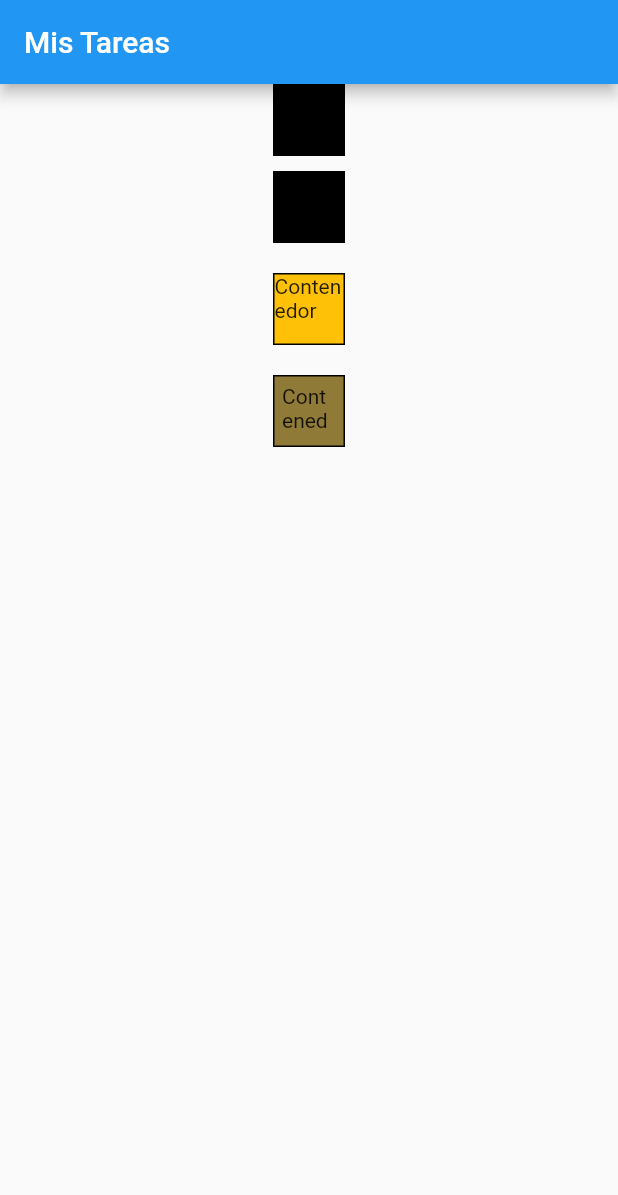
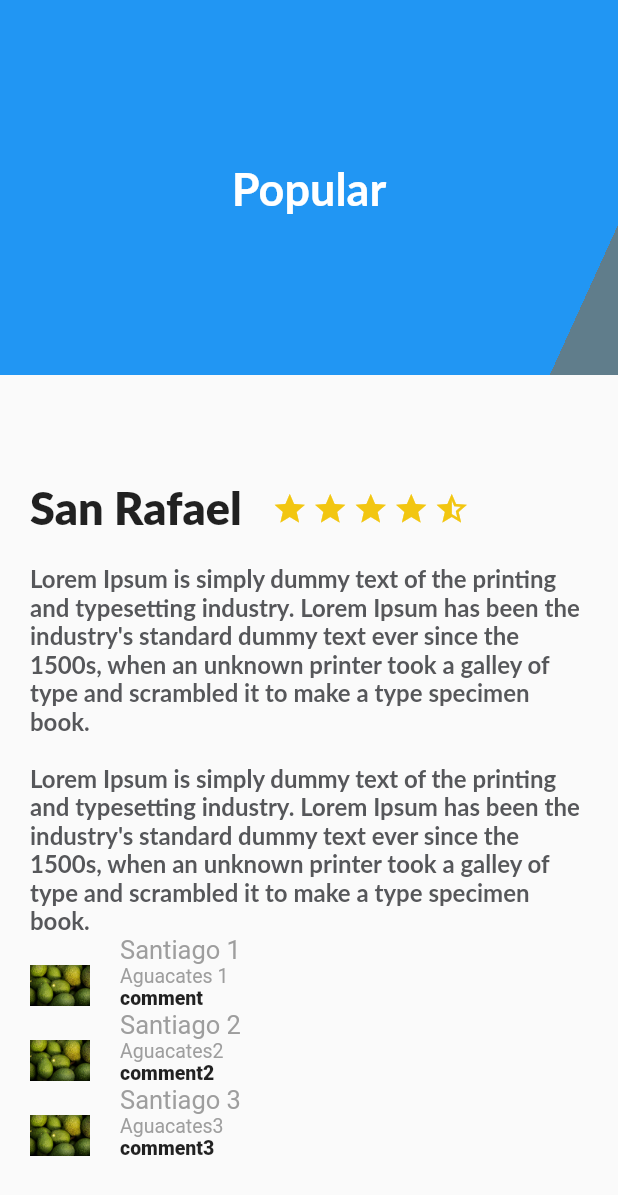
Before and after one commit to saurmo/dllo-movil-flutter, a Flutter app: the screen it shows after launch, on a phone screen of 412 x 824 dp. Shown: the top 1195 px of the screen. Run offline on Flutter 3.47's test engine with Material 2 defaults, Android fonts, the phone set to English and light mode, and no system bars; Roboto replaces fonts that are missing (Lato).

Commit message:
Se agrega fuentes y gradient

```diff
--- a/lib/example/container.dart
+++ b/lib/bases/container.dart
@@ -1,6 +1,8 @@
 import 'package:flutter/material.dart';
 
 class Containers extends StatelessWidget {
+  const Containers({super.key});
+
   @override
   Widget build(BuildContext context) {
     return Column(
--- /dev/null
+++ b/lib/layout_1/description_place.dart
@@ -0,0 +1,73 @@
+import 'package:flutter/material.dart';
+
+class DescriptionPlace extends StatelessWidget {
+  String namePlace;
+  int stars;
+  String descriptionPlace;
+
+  DescriptionPlace(this.namePlace, this.stars, this.descriptionPlace);
+
+  @override
+  Widget build(BuildContext context) {
+    // TODO: implement build
+
+    final star_half = Container(
+      margin: EdgeInsets.only(top: 323.0, right: 3.0),
+      child: Icon(
+        Icons.star_half,
+        color: Color(0xFFf2C611),
+      ),
+    );
+
+    final star_border = Container(
+      margin: EdgeInsets.only(top: 323.0, right: 3.0),
+      child: Icon(
+        Icons.star_border,
+        color: Color(0xFFf2C611),
+      ),
+    );
+
+    final star = Container(
+      margin: EdgeInsets.only(top: 323.0, right: 3.0),
+      child: Icon(
+        Icons.star,
+        color: Color(0xFFf2C611),
+      ),
+    );
+
+    final title_stars = Row(
+      children: <Widget>[
+        Container(
+          margin: EdgeInsets.only(top: 320.0, left: 20.0, right: 20.0),
+          child: Text(
+            namePlace,
+            style: TextStyle(
+                fontFamily: "Lato",
+                fontSize: 30.0,
+                fontWeight: FontWeight.w900),
+            textAlign: TextAlign.left,
+          ),
+        ),
+        Row(
+          children: <Widget>[star, star, star, star, star_half],
+        )
+      ],
+    );
+
+    final description = Container(
+      margin: new EdgeInsets.only(top: 20.0, left: 20.0, right: 20.0),
+      child: new Text(
+        descriptionPlace,
+        style: const TextStyle(
+            fontFamily: "Lato",
+            fontSize: 16.0,
+            fontWeight: FontWeight.bold,
+            color: Color(0xFF56575a)),
+      ),
+    );
+
+    return Column(
+      children: <Widget>[title_stars, description],
+    );
+  }
+}
--- /dev/null
+++ b/lib/layout_1/gradient_back.dart
@@ -0,0 +1,43 @@
+import 'package:flutter/material.dart';
+
+class GradientBack extends StatelessWidget {
+  String title = "Popular";
+
+  GradientBack(this.title);
+
+  @override
+  Widget build(BuildContext context) {
+    // TODO: implement build
+    return Container(
+      height: 250,
+      alignment: const Alignment(0, 0),
+      decoration: const BoxDecoration(
+        // Gradient (Efecto del fondo)
+        gradient: LinearGradient(
+            colors: [
+              Colors.blue,
+              Colors.blueGrey,
+            ],
+            // Posición del gradiente
+            // [coordinadas primer color ]
+            // p1xc1,p1yc1
+            begin: FractionalOffset(0.2, 0.0),
+            // [Segundo color ]
+            // p2xc2,p2yc2
+            end: FractionalOffset(1.0, 0.6),
+            // Orientación del gradiente
+            stops: [1, 1],
+            // Color de relleno mientras no carga el gradiente
+            tileMode: TileMode.clamp),
+      ),
+      child: Text(
+        title,
+        style: const TextStyle(
+            color: Colors.white,
+            fontSize: 30.0,
+            fontFamily: "Lato",
+            fontWeight: FontWeight.bold),
+      ),
+    );
+  }
+}
--- /dev/null
+++ b/lib/layout_1/review_list copy.dart
@@ -0,0 +1,18 @@
+import 'package:flutter/material.dart';
+import 'package:todo/layout_1/review_section.dart';
+
+class ReviewList extends StatelessWidget {
+  ReviewList();
+
+  @override
+  Widget build(BuildContext context) {
+    return Column(children: [
+      ReviewSection(
+          "assets/images/agua.jpg", "Santiago 1", "Aguacates 1", "comment"),
+      ReviewSection(
+          "assets/images/agua.jpg", "Santiago 2", "Aguacates2", "comment2"),
+      ReviewSection(
+          "assets/images/agua.jpg", "Santiago 3", "Aguacates3", "comment3"),
+    ]);
+  }
+}
--- /dev/null
+++ b/lib/layout_1/review_list.dart
@@ -0,0 +1,18 @@
+import 'package:flutter/material.dart';
+import 'package:todo/layout_1/review_section.dart';
+
+class ReviewList extends StatelessWidget {
+  ReviewList();
+
+  @override
+  Widget build(BuildContext context) {
+    return Column(children: [
+      ReviewSection(
+          "assets/images/agua.jpg", "Santiago 1", "Aguacates 1", "comment"),
+      ReviewSection(
+          "assets/images/agua.jpg", "Santiago 2", "Aguacates2", "comment2"),
+      ReviewSection(
+          "assets/images/agua.jpg", "Santiago 3", "Aguacates3", "comment3"),
+    ]);
+  }
+}
--- /dev/null
+++ b/lib/layout_1/review_section.dart
@@ -0,0 +1,72 @@
+import 'dart:io';
+
+import 'package:flutter/material.dart';
+
+class ReviewSection extends StatelessWidget {
+  late String pathImage;
+  late String name;
+  late String details;
+  late String comment;
+  ReviewSection(this.pathImage, this.name, this.details, this.comment);
+
+  @override
+  Widget build(BuildContext context) {
+    final userName = Container(
+      margin: EdgeInsets.only(left: 20.0),
+      child: Text(
+        name,
+        textAlign: TextAlign.left,
+        style: TextStyle(fontSize: 17, color: Colors.grey),
+      ),
+    );
+
+    final userInfo = Container(
+      margin: EdgeInsets.only(left: 20.0),
+      child: Text(
+        details,
+        textAlign: TextAlign.left,
+        style: TextStyle(fontSize: 13, color: Colors.grey),
+      ),
+    );
+
+    final userCommnet = Container(
+      margin: EdgeInsets.only(left: 20),
+      child: Text(
+        comment,
+        textAlign: TextAlign.left,
+        style: TextStyle(fontSize: 13, fontWeight: FontWeight.w800),
+      ),
+    );
+
+    final userDetails = Column(
+      crossAxisAlignment: CrossAxisAlignment.start,
+      children: [userName, userInfo, userCommnet],
+    );
+    final photo = Container(
+      margin: const EdgeInsets.only(top: 20, left: 20),
+      // width: 80,
+      // height: 80,
+      // decoration: BoxDecoration(
+      //   shape: BoxShape.circle,
+      //   image: DecorationImage(
+      //     image: AssetImage(pathImage),
+      //     fit: BoxFit.cover,
+      //   ),
+      child: Image.asset(
+        pathImage,
+        width: 40,
+        height: 30,
+        alignment: Alignment.topLeft,
+      ),
+    );
+
+    final titleStart = Row(
+      crossAxisAlignment: CrossAxisAlignment.center,
+      children: [
+        photo,
+        userDetails,
+      ],
+    );
+    return titleStart;
+  }
+}
--- a/lib/main.dart
+++ b/lib/main.dart
@@ -1,5 +1,7 @@
 import 'package:flutter/material.dart';
-import 'package:todo/example/container.dart';
+import 'package:todo/layout_1/description_place.dart';
+import 'package:todo/layout_1/gradient_back.dart';
+import 'package:todo/layout_1/review_list.dart';
 
 void main() {
   runApp(const MyApp());
@@ -11,18 +13,32 @@ class MyApp extends StatelessWidget {
   // This widget is the root of your application.
   @override
   Widget build(BuildContext context) {
+    String descriptionDummy =
+        "Lorem Ipsum is simply dummy text of the printing and typesetting industry. Lorem Ipsum has been the industry's standard dummy text ever since the 1500s, when an unknown printer took a galley of type and scrambled it to make a type specimen book. \n\nLorem Ipsum is simply dummy text of the printing and typesetting industry. Lorem Ipsum has been the industry's standard dummy text ever since the 1500s, when an unknown printer took a galley of type and scrambled it to make a type specimen book.";
+
     return MaterialApp(
       title: 'Flutter Demo',
       theme: ThemeData(
         primarySwatch: Colors.blue,
       ),
       home: Scaffold(
-        appBar: AppBar(
-          title: const Text("Mis Tareas"),
-        ),
-        body: Center(
-          // Contenedor con color de fondo y un borde
-          child: Containers(),
+        // appBar: AppBar(
+        //   title: const Text("Mis Tareas"),
+        // ),
+        // body: LayoutBuilder(
+        //   builder: (builderContext, constrains) {
+        //   },
+        // ),
+        body: Stack(
+          children: [
+            ListView(
+              children: [
+                DescriptionPlace("San Rafael", 4, descriptionDummy),
+                ReviewList(),
+              ],
+            ),
+            GradientBack("Popular")
+          ],
         ),
       ),
     );
```
Also changed, not shown: lib/bases/rows.dart (added, +49 -0 lines), lib/layout_1/description_task.dart (added, +88 -0 lines), lib/layout_1/title_section.dart (added, +85 -0 lines), pubspec.yaml (+6 -9 lines), assets/fonts/GolosText-VariableFont_wght.ttf (added), assets/fonts/static/GolosText-Black.ttf (added), assets/fonts/static/GolosText-Bold.ttf (added), assets/fonts/static/GolosText-ExtraBold.ttf (added), assets/fonts/static/GolosText-Medium.ttf (added), assets/fonts/static/GolosText-Regular.ttf (added), assets/fonts/static/GolosText-SemiBold.ttf (added), assets/images/agua.jpg (added), 1 other file.
